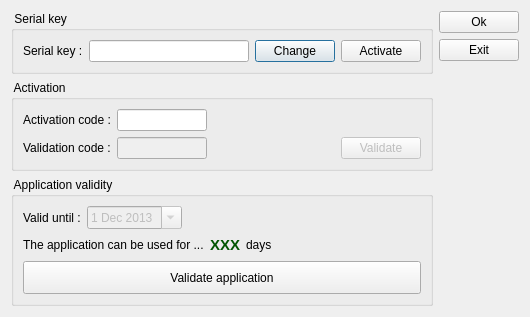
This is client/dlgserialreg.ui in tbikfalvi/Belenus as Qt 5 draws it before an edit. The edited form follows.
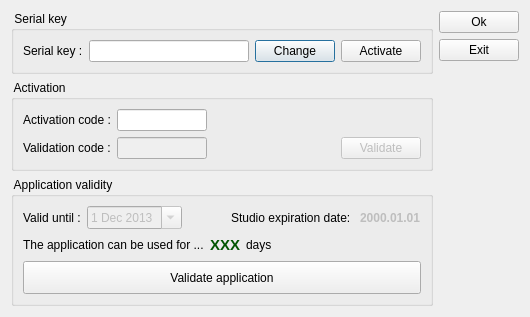
This is the edited form.

Patch:
```diff
--- a/client/dlgserialreg.ui
+++ b/client/dlgserialreg.ui
@@ -234,6 +234,29 @@
             </property>
            </spacer>
           </item>
+          <item>
+           <widget class="QLabel" name="lblStudioValid">
+            <property name="text">
+             <string>Studio expiration date: </string>
+            </property>
+           </widget>
+          </item>
+          <item>
+           <widget class="QLabel" name="lblStudioValidDate">
+            <property name="enabled">
+             <bool>false</bool>
+            </property>
+            <property name="font">
+             <font>
+              <weight>75</weight>
+              <bold>true</bold>
+             </font>
+            </property>
+            <property name="text">
+             <string>2000.01.01</string>
+            </property>
+           </widget>
+          </item>
          </layout>
         </item>
         <item>
```
